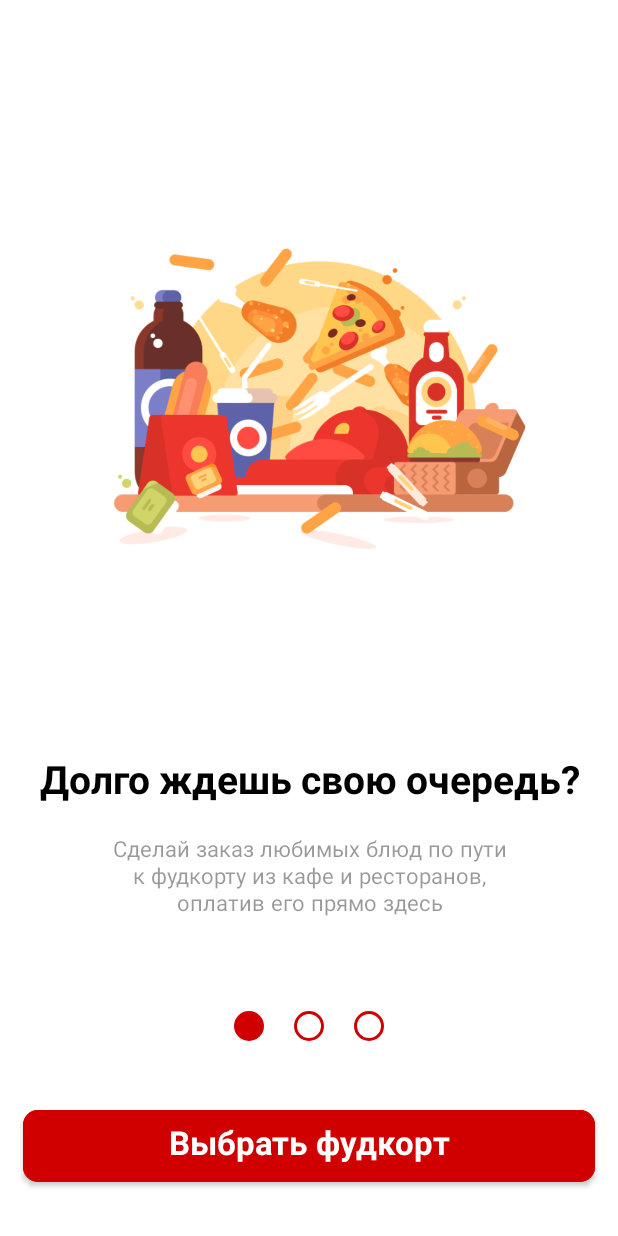
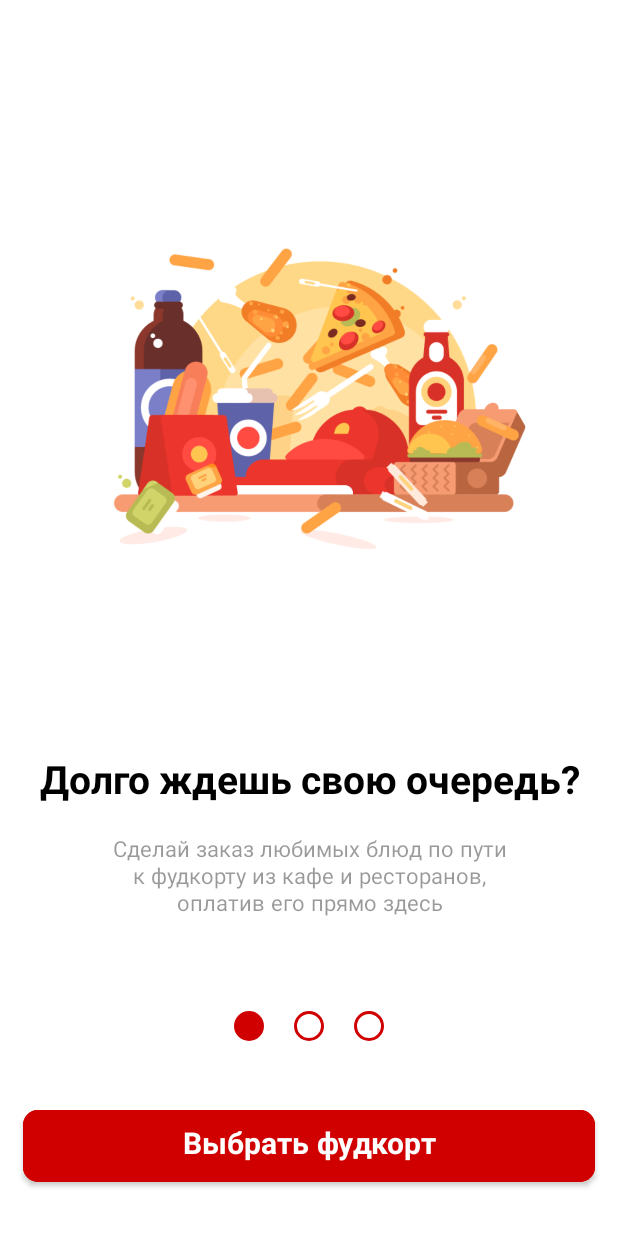
Before and after one commit to Unterfeldwebel33/Ezha.by, an Android app: the screen it shows after launch (MainActivity), on a phone screen of 412 x 824 dp. Run offline under Robolectric (Android 15) with nearby library versions, the light colour scheme and no system bars.

Commit message:
1.0.3.1 стилевые доработки

```diff
--- a/app/src/main/res/layout/activity_main.xml
+++ b/app/src/main/res/layout/activity_main.xml
@@ -16,7 +16,7 @@
         android:backgroundTint="@color/buttoncolor"
         android:fontFamily="@font/montserrat"
         android:textStyle="bold"
-        android:textSize="22sp"
+        android:textSize="20sp"
         android:letterSpacing="0"
         android:minHeight="60dp"
         android:text="@string/startbutton"
```
